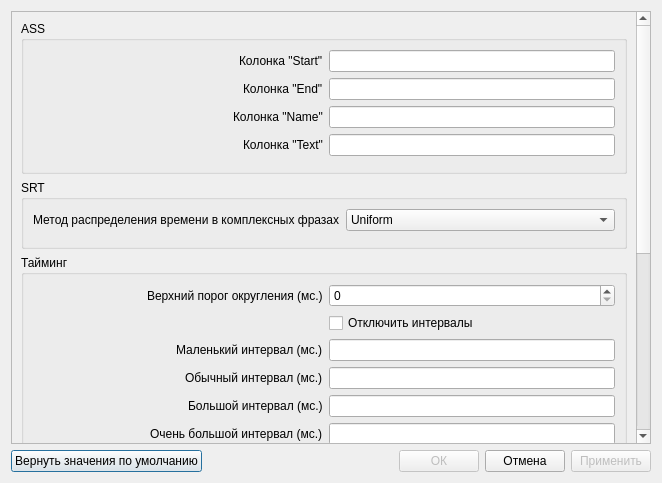
Qt form sources/settings.ui (denzor200/BiffGui) before a commit.
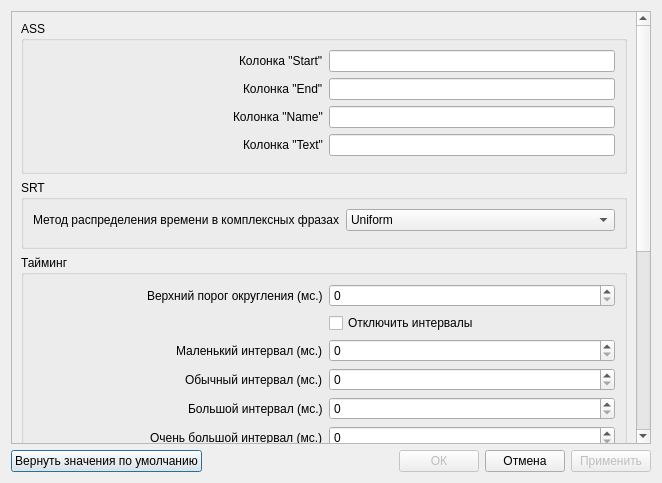
The same form after that commit.

The edit to the form file:
```diff
--- a/sources/settings.ui
+++ b/sources/settings.ui
@@ -23,9 +23,9 @@
       <property name="geometry">
        <rect>
         <x>0</x>
-        <y>-278</y>
+        <y>-215</y>
         <width>625</width>
-        <height>729</height>
+        <height>759</height>
        </rect>
       </property>
       <layout class="QVBoxLayout" name="verticalLayout_2">
@@ -262,6 +262,9 @@
             </property>
            </widget>
           </item>
+          <item row="2" column="1">
+           <widget class="QSpinBox" name="spinBox_SmallInterval"/>
+          </item>
           <item row="3" column="0">
            <widget class="QLabel" name="label_NormalInterval">
             <property name="text">
@@ -272,21 +275,6 @@
             </property>
            </widget>
           </item>
-          <item row="3" column="1">
-           <widget class="QLineEdit" name="lineEdit_NormalInterval"/>
-          </item>
-          <item row="4" column="1">
-           <widget class="QLineEdit" name="lineEdit_BigInterval"/>
-          </item>
-          <item row="2" column="1">
-           <widget class="QLineEdit" name="lineEdit_SmallInterval"/>
-          </item>
-          <item row="5" column="1">
-           <widget class="QLineEdit" name="lineEdit_VeryBigInterval"/>
-          </item>
-          <item row="6" column="1">
-           <widget class="QLineEdit" name="lineEdit_VeryVeryBigInterval"/>
-          </item>
           <item row="4" column="0">
            <widget class="QLabel" name="label_BigInterval">
             <property name="text">
@@ -317,6 +305,18 @@
             </property>
            </widget>
           </item>
+          <item row="3" column="1">
+           <widget class="QSpinBox" name="spinBox_NormalInterval"/>
+          </item>
+          <item row="4" column="1">
+           <widget class="QSpinBox" name="spinBox_BigInterval"/>
+          </item>
+          <item row="5" column="1">
+           <widget class="QSpinBox" name="spinBox_VeryBigInterval"/>
+          </item>
+          <item row="6" column="1">
+           <widget class="QSpinBox" name="spinBox_VeryVeryBigInterval"/>
+          </item>
          </layout>
         </widget>
        </item>
```
